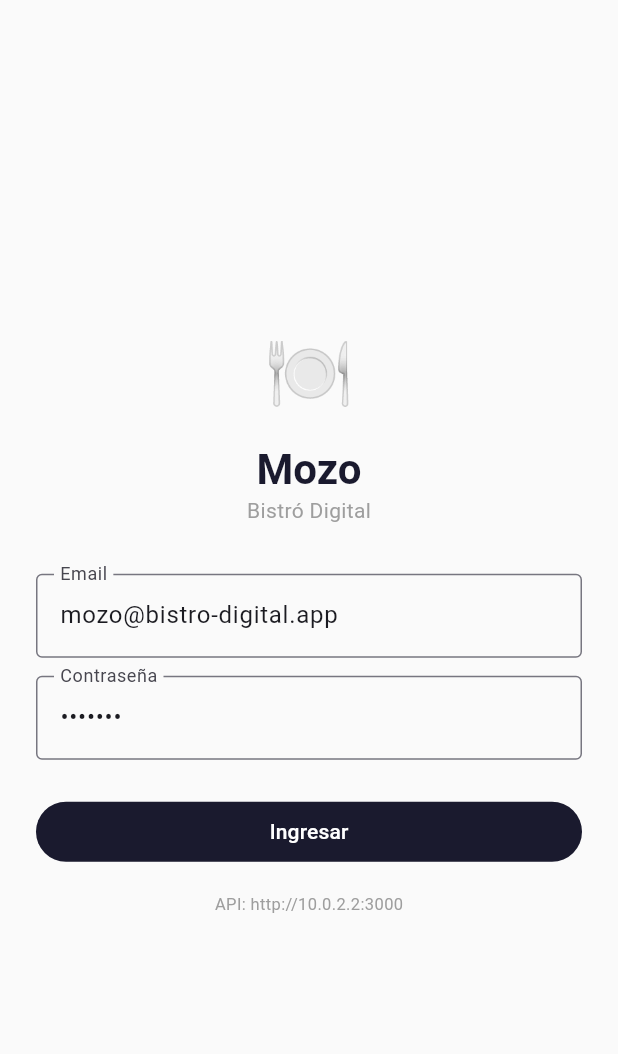
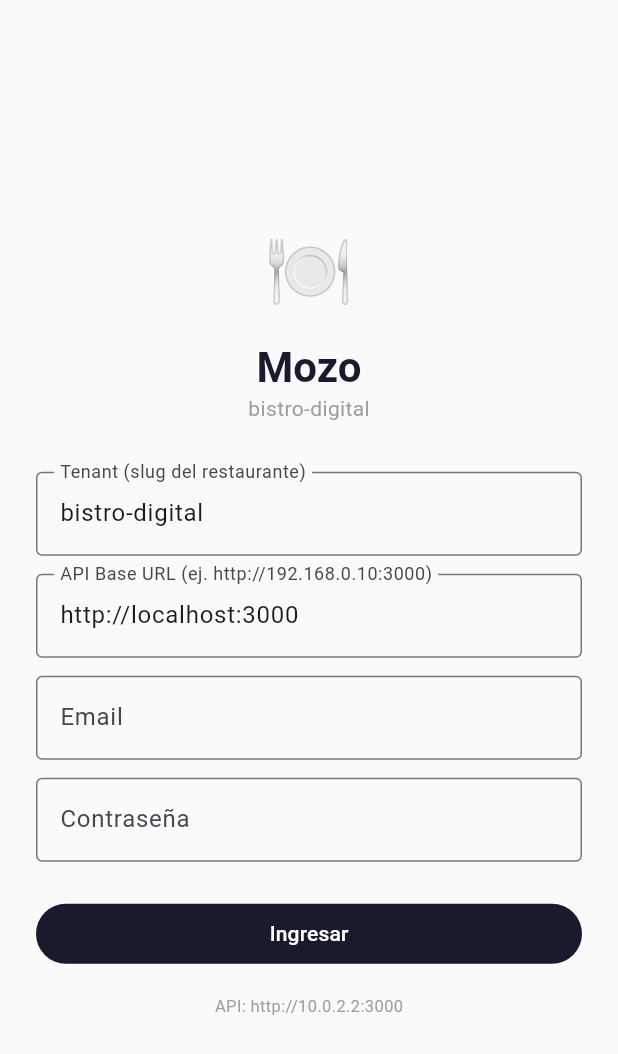
Before and after one commit to arielp79/Bistro-Digital, a Flutter app: the screen it shows after launch, on a phone screen of 412 x 824 dp. Shown: the top 1054 px of the screen. Run offline on Flutter 3.47's test engine with Material 3 defaults, Android fonts, the phone set to English and light mode, and no system bars; our stand-ins replace dio, flutter_riverpod, shared_preferences, socket_io_client.

Commit message:
feat(mozo): app Android lista para piloto en restaurante

```diff
--- a/apps/mobile-waiter/lib/app.dart
+++ b/apps/mobile-waiter/lib/app.dart
@@ -32,16 +32,18 @@ class _MozoAppState extends ConsumerState<MozoApp> {
 
   void _syncSocket(AuthState auth) {
     if (auth.isAuthenticated && auth.token != null && auth.user != null) {
-      _connectSocket(auth.token!, auth.user!.tenantId);
+      final config = ref.read(appConfigProvider);
+      _connectSocket(auth.token!, auth.user!.tenantId, config.apiBaseUrl);
     } else {
       ref.read(socketServiceProvider).disconnect();
       ref.read(socketConnectedProvider.notifier).state = false;
     }
   }
 
-  void _connectSocket(String token, String tenantId) {
+  void _connectSocket(String token, String tenantId, String socketUrl) {
     final socket = ref.read(socketServiceProvider);
     socket.connect(
+      socketUrl: socketUrl,
       token: token,
       tenantId: tenantId,
       onConnected: () {
@@ -75,9 +77,10 @@ class _MozoAppState extends ConsumerState<MozoApp> {
   @override
   Widget build(BuildContext context) {
     final auth = ref.watch(authProvider);
+    final config = ref.watch(appConfigProvider);
 
     return MaterialApp(
-      title: 'Mozo — Bistró Digital',
+      title: 'Mozo — ${config.tenantSlug}',
       theme: AppTheme.light,
       home: auth.isAuthenticated ? const HomeScreen() : const LoginScreen(),
     );
--- a/apps/mobile-waiter/lib/core/api_client.dart
+++ b/apps/mobile-waiter/lib/core/api_client.dart
@@ -1,8 +1,6 @@
 import 'package:dio/dio.dart';
 
 import 'package:shared_preferences/shared_preferences.dart';
-
-import 'config.dart';
 
 import 'models.dart';
 
@@ -15,18 +13,21 @@ typedef AuthFailureCallback = void Function();
 
 
 class ApiClient {
-
-  ApiClient(this._prefs) {
+  ApiClient(
+    this._prefs, {
+    required String apiBaseUrl,
+    required String tenantSlug,
+  }) {
 
     _dio = Dio(BaseOptions(
 
-      baseUrl: AppConfig.apiBaseUrl,
+      baseUrl: apiBaseUrl,
 
       connectTimeout: const Duration(seconds: 10),
 
       receiveTimeout: const Duration(seconds: 15),
 
-      headers: {'X-Tenant-ID': AppConfig.tenantSlug},
+      headers: {'X-Tenant-ID': tenantSlug},
 
     ));
 
@@ -178,7 +179,7 @@ class ApiClient {
 
             opts.extra['retried'] = true;
 
-            opts.headers['Authorization'] = 'Bearer ${accessToken}';
+            opts.headers['Authorization'] = 'Bearer $accessToken';
 
             try {
 
@@ -378,6 +379,19 @@ class ApiClient {
 
   }
 
+  Future<Order> fetchOrder(String orderId) async {
+    final res = await _dio.get('/api/v1/orders/$orderId');
+
+    final api = ApiResponse<Map<String, dynamic>>.fromJson(
+      res.data as Map<String, dynamic>,
+      (d) => d as Map<String, dynamic>,
+    );
+
+    if (api.error != null || api.data == null) throw Exception(api.error);
+
+    return Order.fromJson(api.data!);
+  }
+
 
 
   Future<Order> closeOrder(String orderId) async {
--- a/apps/mobile-waiter/lib/core/config.dart
+++ b/apps/mobile-waiter/lib/core/config.dart
@@ -1,9 +1,9 @@
 import 'package:flutter/foundation.dart';
 
-class AppConfig {
-  static const tenantSlug = 'bistro-digital';
+class AppConfigDefaults {
+  static const defaultTenantSlug = 'bistro-digital';
 
-  static String get apiBaseUrl {
+  static String get defaultApiBaseUrl {
     const override = String.fromEnvironment('API_URL');
     if (override.isNotEmpty) return override;
 
@@ -13,6 +13,4 @@ class AppConfig {
     }
     return 'http://localhost:3000';
   }
-
-  static String get socketUrl => apiBaseUrl;
 }
--- a/apps/mobile-waiter/lib/core/socket_service.dart
+++ b/apps/mobile-waiter/lib/core/socket_service.dart
@@ -1,5 +1,4 @@
 import 'package:socket_io_client/socket_io_client.dart' as io;
-import 'config.dart';
 import 'models.dart';
 
 typedef SocketCallback = void Function(String event, dynamic data);
@@ -8,6 +7,7 @@ class SocketService {
   io.Socket? _socket;
 
   void connect({
+    required String socketUrl,
     required String token,
     required String tenantId,
     required SocketCallback onEvent,
@@ -17,7 +17,7 @@ class SocketService {
     disconnect();
 
     _socket = io.io(
-      AppConfig.socketUrl,
+      socketUrl,
       io.OptionBuilder()
           .setTransports(['websocket', 'polling'])
           .enableAutoConnect()
--- a/apps/mobile-waiter/lib/screens/login_screen.dart
+++ b/apps/mobile-waiter/lib/screens/login_screen.dart
@@ -1,6 +1,5 @@
 import 'package:flutter/material.dart';
 import 'package:flutter_riverpod/flutter_riverpod.dart';
-import '../core/config.dart';
 import '../core/theme.dart';
 import '../providers/app_providers.dart';
 
@@ -12,20 +11,41 @@ class LoginScreen extends ConsumerStatefulWidget {
 }
 
 class _LoginScreenState extends ConsumerState<LoginScreen> {
-  final _emailCtrl = TextEditingController(text: 'mozo@bistro-digital.app');
-  final _passCtrl = TextEditingController(text: 'mozo123');
+  final _emailCtrl = TextEditingController();
+  final _passCtrl = TextEditingController();
+  final _tenantCtrl = TextEditingController();
+  final _apiCtrl = TextEditingController();
   String? _error;
+
+  @override
+  void initState() {
+    super.initState();
+    final config = ref.read(appConfigProvider);
+    _tenantCtrl.text = config.tenantSlug;
+    _apiCtrl.text = config.apiBaseUrl;
+    ref.read(appConfigStoreProvider.future).then((store) {
+      if (mounted && store.lastEmail.isNotEmpty) {
+        _emailCtrl.text = store.lastEmail;
+      }
+    });
+  }
 
   @override
   void dispose() {
     _emailCtrl.dispose();
     _passCtrl.dispose();
+    _tenantCtrl.dispose();
+    _apiCtrl.dispose();
     super.dispose();
   }
 
   Future<void> _submit() async {
     setState(() => _error = null);
     try {
+      await ref.read(appConfigProvider.notifier).setTenantSlug(_tenantCtrl.text);
+      await ref.read(appConfigProvider.notifier).setApiBaseUrl(_apiCtrl.text);
+      await ref.read(appConfigStoreProvider.future).then((s) => s.setLastEmail(_emailCtrl.text));
+
       await ref.read(authProvider.notifier).login(
             _emailCtrl.text.trim(),
             _passCtrl.text,
@@ -38,6 +58,7 @@ class _LoginScreenState extends ConsumerState<LoginScreen> {
   @override
   Widget build(BuildContext context) {
     final loading = ref.watch(authProvider).loading;
+    final config = ref.watch(appConfigProvider);
 
     return Scaffold(
       body: SafeArea(
@@ -55,8 +76,26 @@ class _LoginScreenState extends ConsumerState<LoginScreen> {
                       color: AppTheme.primary,
                     ),
               ),
-              const Text('Bistró Digital', style: TextStyle(color: Colors.grey)),
+              Text(config.tenantSlug, style: const TextStyle(color: Colors.grey)),
               const SizedBox(height: 32),
+              TextField(
+                controller: _tenantCtrl,
+                textInputAction: TextInputAction.next,
+                decoration: const InputDecoration(
+                  labelText: 'Tenant (slug del restaurante)',
+                  border: OutlineInputBorder(),
+                ),
+              ),
+              const SizedBox(height: 12),
+              TextField(
+                controller: _apiCtrl,
+                textInputAction: TextInputAction.next,
+                decoration: const InputDecoration(
+                  labelText: 'API Base URL (ej. http://192.168.0.10:3000)',
+                  border: OutlineInputBorder(),
+                ),
+              ),
+              const SizedBox(height: 12),
               TextField(
                 controller: _emailCtrl,
                 keyboardType: TextInputType.emailAddress,
@@ -88,7 +127,7 @@ class _LoginScreenState extends ConsumerState<LoginScreen> {
               ),
               const SizedBox(height: 16),
               Text(
-                'API: ${AppConfig.apiBaseUrl}',
+                'API: ${config.apiBaseUrl}',
                 style: const TextStyle(fontSize: 11, color: Colors.grey),
               ),
             ],
--- a/package.json
+++ b/package.json
@@ -14,6 +14,7 @@
     "dev:kitchen": "npm run dev --workspace=@bistro/web-kitchen",
     "dev:admin": "npm run dev --workspace=@bistro/web-admin",
     "dev:mozo": "cd apps/mobile-waiter && flutter run",
+    "build:mozo:apk": "cd apps/mobile-waiter && flutter build apk --release",
     "build": "npm run build --workspaces --if-present",
     "seed": "npm run seed --workspace=@bistro/api",
     "test": "npm run test:unit --workspace=@bistro/api",
```
Also changed, not shown: apps/mobile-waiter/lib/core/app_config_store.dart (added, +33 -0 lines), apps/mobile-waiter/lib/providers/app_providers.dart (+54 -1 lines), apps/mobile-waiter/lib/screens/table_detail_screen.dart (+28 -2 lines), 1 other file.
